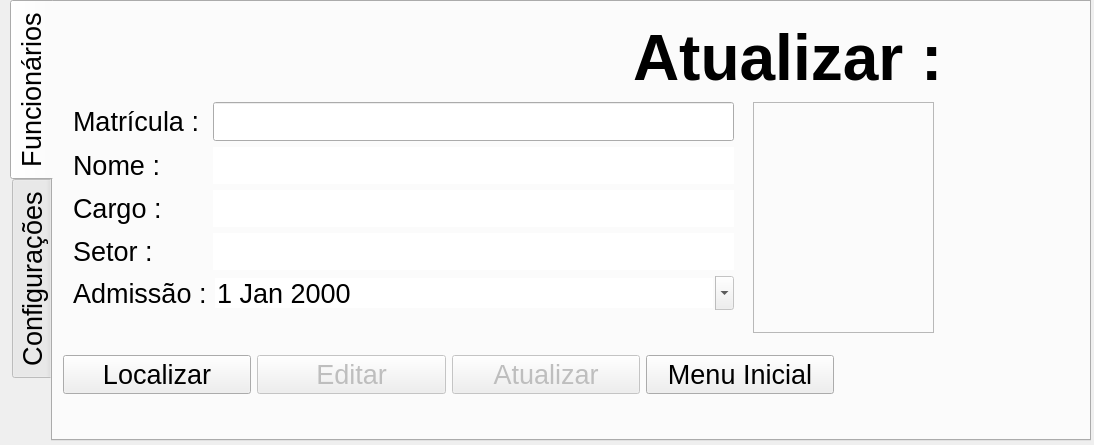
Qt form form.ui (selrahcsan/CrachaFacil) before a commit.
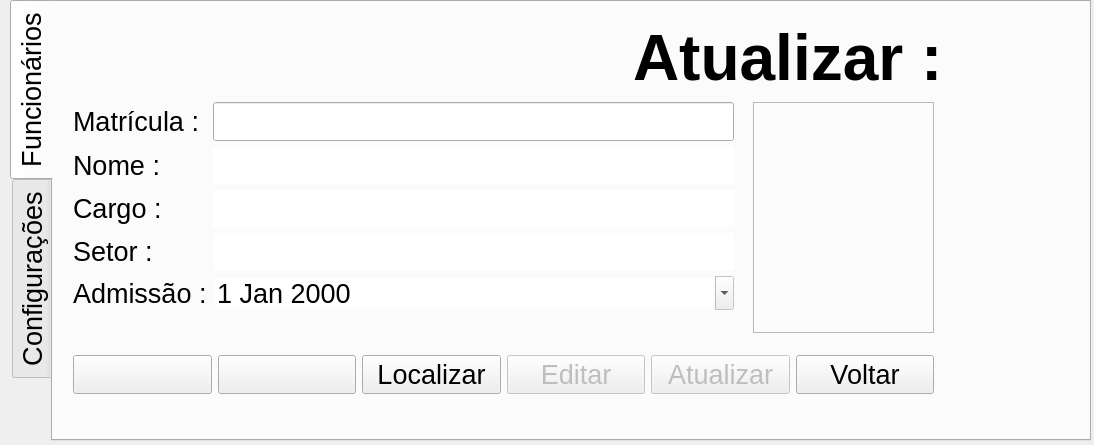
The same form after that commit. The open tabs and pages were chosen to show the change. Icons and pictures are not drawn.

Commit message: Resolvidos alguns Bugs

The edit to the form file:
```diff
--- a/form.ui
+++ b/form.ui
@@ -460,18 +460,56 @@
       <widget class="QWidget" name="layoutWidget">
        <property name="geometry">
         <rect>
-         <x>0</x>
+         <x>10</x>
          <y>340</y>
-         <width>771</width>
+         <width>861</width>
          <height>46</height>
         </rect>
        </property>
        <layout class="QHBoxLayout" name="horizontalLayout">
+        <item>
+         <widget class="QPushButton" name="btn_retroceder">
+          <property name="icon">
+           <iconset resource="ImgsResource.qrc">
+            <normaloff>:/Imgs/Imgs/move - Copia.ico</normaloff>:/Imgs/Imgs/move - Copia.ico</iconset>
+          </property>
+          <property name="iconSize">
+           <size>
+            <width>35</width>
+            <height>35</height>
+           </size>
+          </property>
+         </widget>
+        </item>
+        <item>
+         <widget class="QPushButton" name="btn_avancar">
+          <property name="icon">
+           <iconset resource="ImgsResource.qrc">
+            <normaloff>:/Imgs/Imgs/move.ico</normaloff>:/Imgs/Imgs/move.ico</iconset>
+          </property>
+          <property name="iconSize">
+           <size>
+            <width>35</width>
+            <height>35</height>
+           </size>
+          </property>
+         </widget>
+        </item>
         <item>
          <widget class="QPushButton" name="localizar">
           <property name="text">
            <string>Localizar</string>
           </property>
+          <property name="icon">
+           <iconset resource="ImgsResource.qrc">
+            <normaloff>:/Imgs/Imgs/magnifier.ico</normaloff>:/Imgs/Imgs/magnifier.ico</iconset>
+          </property>
+          <property name="iconSize">
+           <size>
+            <width>35</width>
+            <height>35</height>
+           </size>
+          </property>
          </widget>
         </item>
         <item>
@@ -482,6 +520,16 @@
           <property name="text">
            <string>Editar</string>
           </property>
+          <property name="icon">
+           <iconset resource="ImgsResource.qrc">
+            <normaloff>:/Imgs/Imgs/editor.ico</normaloff>:/Imgs/Imgs/editor.ico</iconset>
+          </property>
+          <property name="iconSize">
+           <size>
+            <width>35</width>
+            <height>35</height>
+           </size>
+          </property>
          </widget>
         </item>
         <item>
@@ -492,12 +540,32 @@
           <property name="text">
            <string>Atualizar</string>
           </property>
+          <property name="icon">
+           <iconset resource="ImgsResource.qrc">
+            <normaloff>:/PNG/Imgs/user.png</normaloff>:/PNG/Imgs/user.png</iconset>
+          </property>
+          <property name="iconSize">
+           <size>
+            <width>35</width>
+            <height>35</height>
+           </size>
+          </property>
          </widget>
         </item>
         <item>
          <widget class="QPushButton" name="voltar_localizar_menu_inicial">
           <property name="text">
-           <string>Menu Inicial</string>
+           <string>Voltar</string>
+          </property>
+          <property name="icon">
+           <iconset resource="ImgsResource.qrc">
+            <normaloff>:/Imgs/Imgs/warning.ico</normaloff>:/Imgs/Imgs/warning.ico</iconset>
+          </property>
+          <property name="iconSize">
+           <size>
+            <width>35</width>
+            <height>35</height>
+           </size>
           </property>
          </widget>
         </item>
```
Left out of the diff: 6 changed lines with no effect on the pictures. The commit also changes 2 other files.
